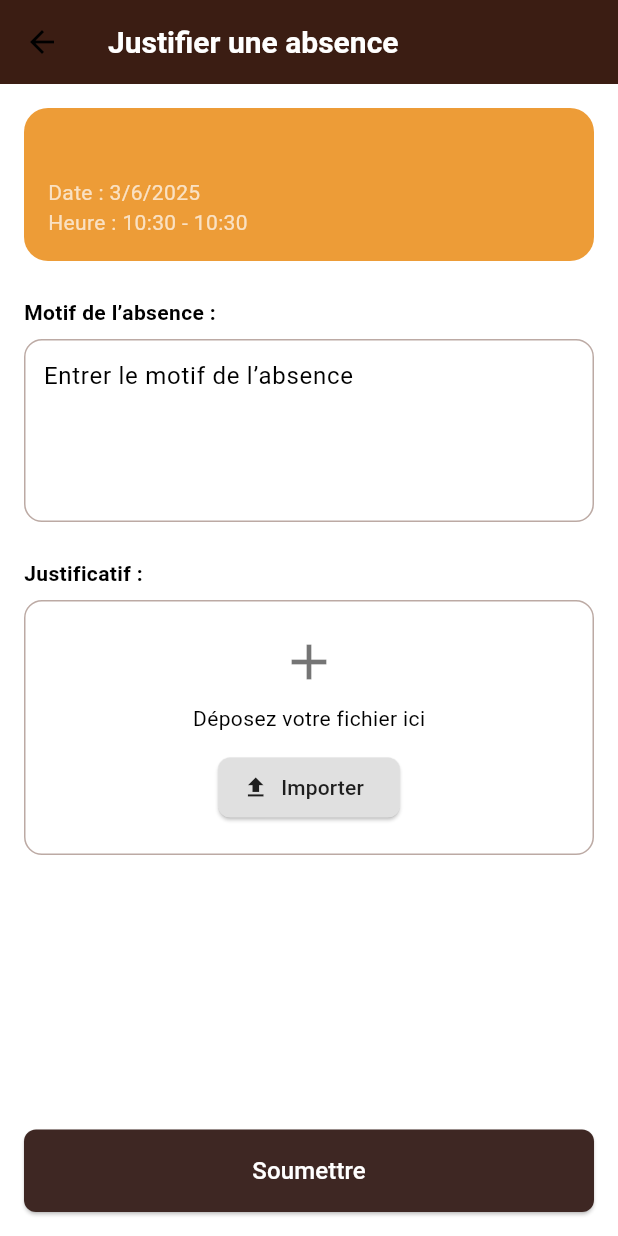
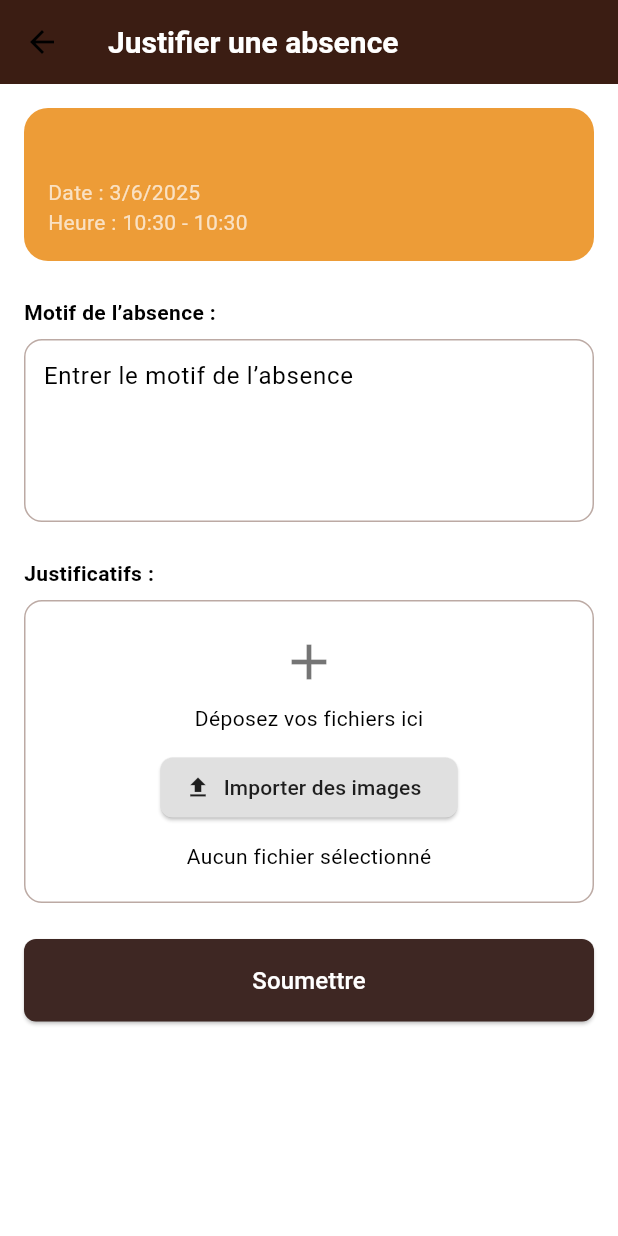
Before and after one commit to YayaSOW/hackathon_flutter_groupe_5, a Flutter app: the JustificationView screen opened directly with empty values, on a phone screen of 412 x 824 dp. Run offline on Flutter 3.47's test engine with Material 3 defaults, Android fonts, the phone set to English and light mode, and no system bars; our stand-ins replace get, image_picker, qr_flutter, table_calendar; missing offline and left inert: mobile_scanner; network calls fail.

Commit message:
pickMultiImage

```diff
--- a/ges_absence/lib/app/modules/etudiant/controllers/justification_controller.dart
+++ b/ges_absence/lib/app/modules/etudiant/controllers/justification_controller.dart
@@ -5,12 +5,16 @@ import 'package:ges_absence/app/data/services/api_service.dart';
 import 'package:ges_absence/app/routes/app_routes.dart';
 
 class JustificationController extends GetxController {
-  var selectedFile = Rx<File?>(null);
+  var selectedFiles = RxList<File>([]); // Liste de fichiers
   final reasonController = TextEditingController();
   final ApiService apiService = Get.find();
 
-  void setFile(File file) {
-    selectedFile.value = file;
+  void addFiles(List<File> files) {
+    selectedFiles.addAll(files); // Ajoute les nouveaux fichiers à la liste
+  }
+
+  void removeFile(int index) {
+    selectedFiles.removeAt(index); // Supprime un fichier de la liste
   }
 
   Future<void> submitJustification(String presenceId) async {
@@ -26,10 +30,10 @@ class JustificationController extends GetxController {
       return;
     }
 
-    if (selectedFile.value == null) {
+    if (selectedFiles.isEmpty) {
       Get.snackbar(
         'Erreur',
-        'Veuillez sélectionner un fichier justificatif',
+        'Veuillez sélectionner au moins un fichier justificatif',
         backgroundColor: Colors.red,
         colorText: Colors.white,
         snackPosition: SnackPosition.BOTTOM,
@@ -38,11 +42,12 @@ class JustificationController extends GetxController {
     }
 
     try {
-      // Simuler l'envoi au serveur (à remplacer par une vraie requête API)
+      // Préparer les chemins des fichiers pour l'envoi
+      final filePaths = selectedFiles.map((file) => file.path).toList();
       await apiService.submitJustification(
         presenceId: presenceId,
         reason: reasonController.text,
-        filePath: selectedFile.value!.path,
+        filePaths: filePaths, // Envoie une liste de chemins
       );
 
       // Afficher le message de succès
--- a/ges_absence/lib/app/modules/etudiant/views/justification_view.dart
+++ b/ges_absence/lib/app/modules/etudiant/views/justification_view.dart
@@ -21,7 +21,8 @@ class JustificationView extends StatelessWidget {
         backgroundColor: AppColors.primaryColor,
         titleTextStyle: const TextStyle(color: Colors.white, fontSize: 20, fontWeight: FontWeight.bold),
       ),
-      body: Padding(
+      body: SingleChildScrollView( // Ajout de SingleChildScrollView pour permettre le défilement
+        child: Padding(
           padding: const EdgeInsets.all(16.0),
           child: Column(
             crossAxisAlignment: CrossAxisAlignment.start,
@@ -84,9 +85,9 @@ class JustificationView extends StatelessWidget {
 
               const SizedBox(height: 24),
 
-            // === JUSTIFICATIF ===
+              // === JUSTIFICATIFS ===
               const Text(
-              "Justificatif :",
+                "Justificatifs :",
                 style: TextStyle(fontWeight: FontWeight.w600),
               ),
               const SizedBox(height: 8),
@@ -101,32 +102,52 @@ class JustificationView extends StatelessWidget {
                   children: [
                     const Icon(Icons.add, size: 40, color: Colors.black54),
                     const SizedBox(height: 8),
-                  const Text("Déposez votre fichier ici", style: TextStyle(fontSize: 14)),
+                    const Text("Déposez vos fichiers ici", style: TextStyle(fontSize: 14)),
                     const SizedBox(height: 12),
-                  Obx(() => ElevatedButton.icon(
+                    ElevatedButton.icon(
                       onPressed: () async {
-                          final pickedFile = await ImagePicker().pickImage(source: ImageSource.gallery);
-                          if (pickedFile != null) {
-                            controller.setFile(File(pickedFile.path));
+                        final pickedFiles = await ImagePicker().pickMultiImage();
+                        if (pickedFiles != null && pickedFiles.isNotEmpty) {
+                          controller.addFiles(pickedFiles.map((picked) => File(picked.path)).toList());
                         }
                       },
                       icon: const Icon(Icons.upload),
-                        label: Text(
-                          controller.selectedFile.value != null
-                              ? controller.selectedFile.value!.path.split('/').last
-                              : "Importer",
-                        ),
+                      label: const Text("Importer des images"),
                       style: ElevatedButton.styleFrom(
                         backgroundColor: Colors.grey.shade300,
                         foregroundColor: Colors.black87,
                         shape: RoundedRectangleBorder(borderRadius: BorderRadius.circular(8)),
                       ),
-                      )),
+                    ),
+                    const SizedBox(height: 12),
+                    // Afficher la liste des fichiers sélectionnés
+                    Obx(() => controller.selectedFiles.isNotEmpty
+                        ? ConstrainedBox(
+                            constraints: const BoxConstraints(
+                              maxHeight: 150, // Hauteur maximale pour éviter un débordement
+                            ),
+                            child: ListView.builder(
+                              shrinkWrap: true,
+                              physics: const AlwaysScrollableScrollPhysics(),
+                              itemCount: controller.selectedFiles.length,
+                              itemBuilder: (context, index) {
+                                final file = controller.selectedFiles[index];
+                                return ListTile(
+                                  title: Text(file.path.split('/').last),
+                                  trailing: IconButton(
+                                    icon: const Icon(Icons.delete, color: Colors.red),
+                                    onPressed: () => controller.removeFile(index),
+                                  ),
+                                );
+                              },
+                            ),
+                          )
+                        : const Text("Aucun fichier sélectionné")),
                   ],
                 ),
               ),
 
-            const Spacer(),
+              const SizedBox(height: 24), // Espace avant le bouton
 
               // === SOUMETTRE ===
               SizedBox(
@@ -143,7 +164,10 @@ class JustificationView extends StatelessWidget {
                   child: const Text("Soumettre", style: TextStyle(color: Colors.white, fontSize: 16)),
                 ),
               ),
+
+              const SizedBox(height: 16), // Espace supplémentaire en bas pour éviter que le bouton soit collé au bord
             ],
+          ),
         ),
       ),
     );
```
Also changed, not shown: db.json (+6 -3 lines), ges_absence/lib/app/data/services/api_service.dart (+16 -5 lines). Lines whose indentation alone changed are shown as unchanged.
